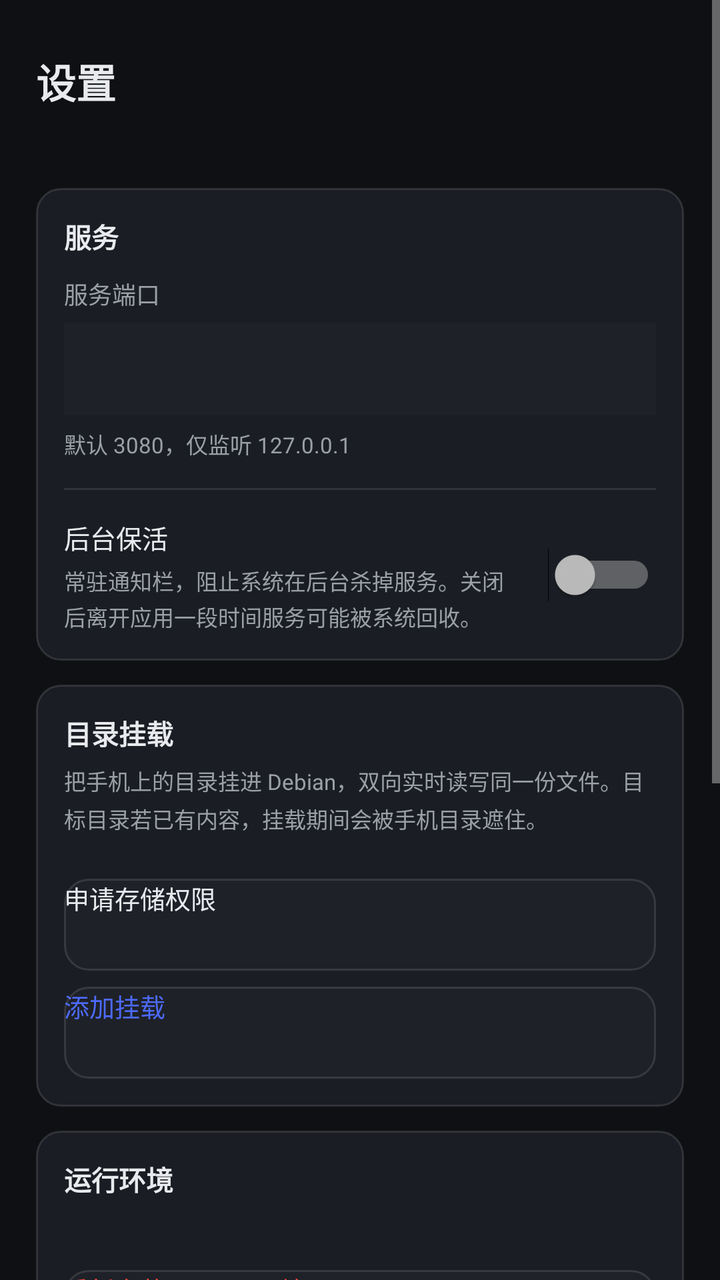
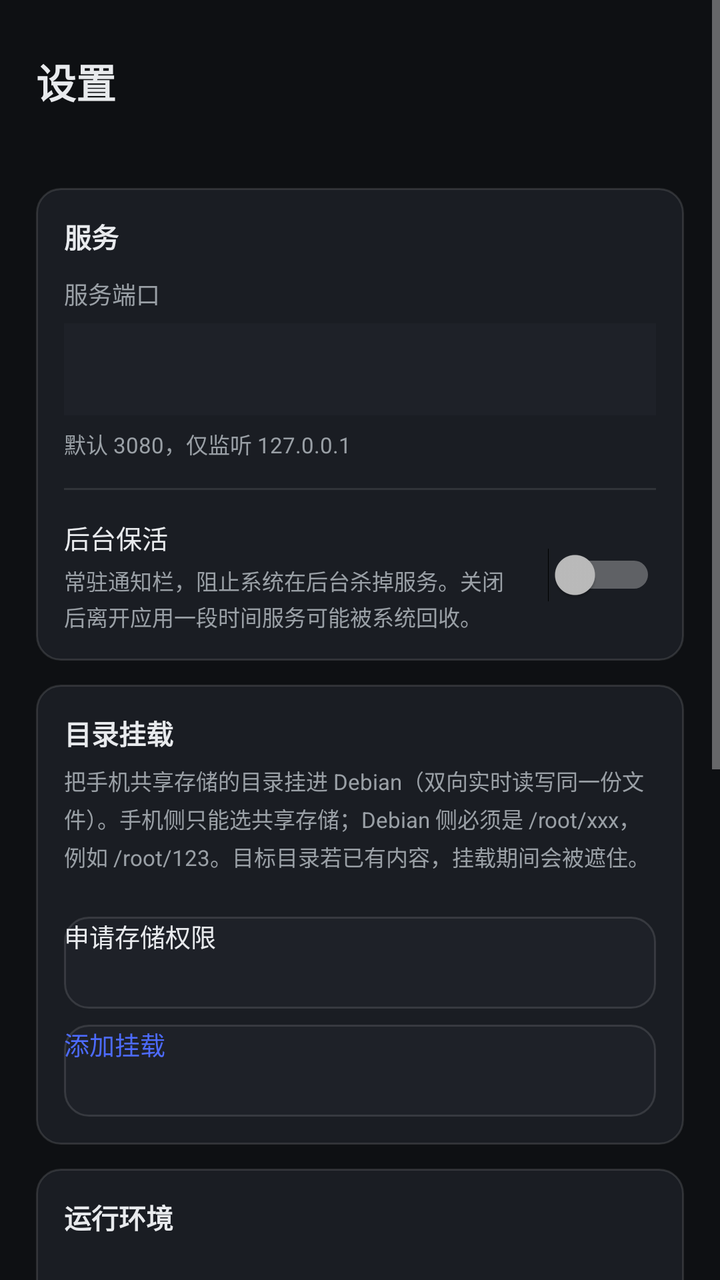

Screens rendered from an Android XML layout before and after an edit, with the pre-edit source and the edit as a unified diff.
<!-- AndroidManifest.xml: application theme AppTheme -->
<!-- res/layout/activity_settings.xml -->
<?xml version="1.0" encoding="utf-8"?>
<ScrollView xmlns:android="http://schemas.android.com/apk/res/android"
    android:layout_width="match_parent"
    android:layout_height="match_parent"
    android:background="@color/scrim"
    android:fillViewport="true">

    <LinearLayout
        android:layout_width="match_parent"
        android:layout_height="wrap_content"
        android:orientation="vertical"
        android:paddingStart="18dp"
        android:paddingEnd="18dp"
        android:paddingTop="26dp"
        android:paddingBottom="34dp">

        <TextView
            android:layout_width="wrap_content"
            android:layout_height="wrap_content"
            android:textSize="20sp"
            android:textStyle="bold"
            android:textColor="@color/bar_fg"
            android:text="@string/settings_title" />

        <TextView
            android:id="@+id/settingsSubtitle"
            android:layout_width="match_parent"
            android:layout_height="wrap_content"
            android:layout_marginTop="5dp"
            android:textSize="11.5sp"
            android:textColor="@color/bar_fg_dim" />

        
        <LinearLayout
            android:layout_width="match_parent"
            android:layout_height="wrap_content"
            android:orientation="vertical"
            android:layout_marginTop="18dp"
            android:padding="14dp"
            android:background="@drawable/bg_card">

            <TextView
                android:layout_width="wrap_content"
                android:layout_height="wrap_content"
                android:textSize="13.5sp"
                android:textStyle="bold"
                android:textColor="@color/bar_fg"
                android:text="@string/settings_section_service" />

            <TextView
                android:layout_width="match_parent"
                android:layout_height="wrap_content"
                android:layout_marginTop="10dp"
                android:textSize="12sp"
                android:textColor="@color/bar_fg_dim"
                android:text="@string/settings_port" />

            <EditText
                android:id="@+id/editPort"
                android:layout_width="match_parent"
                android:layout_height="46dp"
                android:layout_marginTop="6dp"
                android:background="@color/field_bg"
                android:paddingStart="12dp"
                android:paddingEnd="12dp"
                android:inputType="number"
                android:maxLength="5"
                android:textSize="14sp"
                android:textColor="@color/bar_fg"
                android:textColorHint="@color/bar_fg_dim" />

            <TextView
                android:layout_width="match_parent"
                android:layout_height="wrap_content"
                android:layout_marginTop="6dp"
                android:textSize="11sp"
                android:lineSpacingExtra="2dp"
                android:textColor="@color/bar_fg_dim"
                android:text="@string/settings_port_hint" />

            <View
                android:layout_width="match_parent"
                android:layout_height="1dp"
                android:layout_marginTop="14dp"
                android:background="#1AFFFFFF" />

            <LinearLayout
                android:layout_width="match_parent"
                android:layout_height="wrap_content"
                android:layout_marginTop="14dp"
                android:orientation="horizontal"
                android:gravity="center_vertical">

                <LinearLayout
                    android:layout_width="0dp"
                    android:layout_height="wrap_content"
                    android:layout_weight="1"
                    android:orientation="vertical">

                    <TextView
                        android:layout_width="wrap_content"
                        android:layout_height="wrap_content"
                        android:textSize="13sp"
                        android:textColor="@color/bar_fg"
                        android:text="@string/settings_keepalive" />

                    <TextView
                        android:layout_width="match_parent"
                        android:layout_height="wrap_content"
                        android:layout_marginTop="4dp"
                        android:textSize="11sp"
                        android:lineSpacingExtra="2dp"
                        android:textColor="@color/bar_fg_dim"
                        android:text="@string/settings_keepalive_note" />
                </LinearLayout>

                <Switch
                    android:id="@+id/switchKeepAlive"
                    android:layout_width="wrap_content"
                    android:layout_height="wrap_content"
                    android:layout_marginStart="12dp" />
            </LinearLayout>
        </LinearLayout>

        
        <LinearLayout
            android:layout_width="match_parent"
            android:layout_height="wrap_content"
            android:orientation="vertical"
            android:layout_marginTop="12dp"
            android:padding="14dp"
            android:background="@drawable/bg_card">

            <TextView
                android:layout_width="wrap_content"
                android:layout_height="wrap_content"
                android:textSize="13.5sp"
                android:textStyle="bold"
                android:textColor="@color/bar_fg"
                android:text="@string/settings_mounts" />

            <TextView
                android:layout_width="match_parent"
                android:layout_height="wrap_content"
                android:layout_marginTop="6dp"
                android:textSize="11sp"
                android:lineSpacingExtra="3dp"
                android:textColor="@color/bar_fg_dim"
                android:text="@string/settings_mounts_note" />

            <LinearLayout
                android:id="@+id/mountList"
                android:layout_width="match_parent"
                android:layout_height="wrap_content"
                android:layout_marginTop="10dp"
                android:orientation="vertical" />

            <Button
                android:id="@+id/btnGrantStorage"
                android:layout_width="match_parent"
                android:layout_height="46dp"
                android:layout_marginTop="12dp"
                android:textSize="12.5sp"
                android:textColor="@color/bar_fg"
                android:background="@drawable/bg_button"
                android:text="@string/settings_mount_grant" />

            <Button
                android:id="@+id/btnAddMount"
                android:layout_width="match_parent"
                android:layout_height="46dp"
                android:layout_marginTop="8dp"
                android:textSize="12.5sp"
                android:textColor="@color/accent"
                android:background="@drawable/bg_button"
                android:text="@string/settings_mount_add" />
        </LinearLayout>

        
        <LinearLayout
            android:layout_width="match_parent"
            android:layout_height="wrap_content"
            android:orientation="vertical"
            android:layout_marginTop="12dp"
            android:padding="14dp"
            android:background="@drawable/bg_card">

            <TextView
                android:layout_width="wrap_content"
                android:layout_height="wrap_content"
                android:textSize="13.5sp"
                android:textStyle="bold"
                android:textColor="@color/bar_fg"
                android:text="@string/settings_backend" />

            <TextView
                android:id="@+id/textRootfsInfo"
                android:layout_width="match_parent"
                android:layout_height="wrap_content"
                android:layout_marginTop="8dp"
                android:textSize="11.5sp"
                android:lineSpacingExtra="4dp"
                android:textColor="@color/bar_fg_dim" />

            <Button
                android:id="@+id/btnReinstall"
                android:layout_width="match_parent"
                android:layout_height="46dp"
                android:layout_marginTop="12dp"
                android:textSize="12.5sp"
                android:textColor="@color/err"
                android:background="@drawable/bg_button"
                android:text="@string/settings_reinstall" />

            <TextView
                android:layout_width="match_parent"
                android:layout_height="wrap_content"
                android:layout_marginTop="6dp"
                android:textSize="11sp"
                android:lineSpacingExtra="2dp"
                android:textColor="@color/bar_fg_dim"
                android:text="@string/settings_reinstall_note" />
        </LinearLayout>

        
        <LinearLayout
            android:layout_width="match_parent"
            android:layout_height="wrap_content"
            android:orientation="vertical"
            android:layout_marginTop="12dp"
            android:padding="14dp"
            android:background="@drawable/bg_card">

            <TextView
                android:layout_width="wrap_content"
                android:layout_height="wrap_content"
                android:textSize="13.5sp"
                android:textStyle="bold"
                android:textColor="@color/bar_fg"
                android:text="@string/settings_about" />

            <Button
                android:id="@+id/btnAbout"
                android:layout_width="match_parent"
                android:layout_height="46dp"
                android:layout_marginTop="10dp"
                android:textSize="12.5sp"
                android:textColor="@color/accent"
                android:background="@drawable/bg_button"
                android:text="@string/about_entry" />
        </LinearLayout>

        <Button
            android:id="@+id/btnSave"
            android:layout_width="match_parent"
            android:layout_height="50dp"
            android:layout_marginTop="20dp"
            android:textSize="14sp"
            android:textStyle="bold"
            android:textColor="@android:color/white"
            android:background="@drawable/bg_button_primary"
            android:text="@string/settings_save" />

        <Button
            android:id="@+id/btnReset"
            android:layout_width="match_parent"
            android:layout_height="46dp"
            android:layout_marginTop="10dp"
            android:textSize="13sp"
            android:textColor="@color/bar_fg_dim"
            android:background="@drawable/bg_button"
            android:text="@string/settings_reset" />

        <TextView
            android:id="@+id/textVersion"
            android:layout_width="match_parent"
            android:layout_height="wrap_content"
            android:layout_marginTop="20dp"
            android:gravity="center"
            android:textSize="11sp"
            android:lineSpacingExtra="3dp"
            android:textColor="@color/bar_fg_dim" />
    </LinearLayout>
</ScrollView>
<!-- resources referenced by this layout -->
<resources>
  <color name="accent">#FF4D6BFE</color>
  <color name="bar_fg">#FFE8EAED</color>
  <color name="bar_fg_dim">#FF9AA0A6</color>
  <color name="err">#FFFF453A</color>
  <color name="field_bg">#FF1E2128</color>
  <color name="scrim">#FF0E1013</color>
  <!-- drawable bg_button (drawable) -->
  <?xml version="1.0" encoding="utf-8"?>
  <selector xmlns:android="http://schemas.android.com/apk/res/android">
      <item android:state_pressed="true">
          <shape android:shape="rectangle">
              <solid android:color="#FF2A2F3A" />
              <corners android:radius="12dp" />
              <stroke android:width="1dp" android:color="#33FFFFFF" />
          </shape>
      </item>
      <item>
          <shape android:shape="rectangle">
              <solid android:color="#FF1E2128" />
              <corners android:radius="12dp" />
              <stroke android:width="1dp" android:color="#1FFFFFFF" />
          </shape>
      </item>
  </selector>
  <!-- drawable bg_button_primary (drawable) -->
  <?xml version="1.0" encoding="utf-8"?>
  <selector xmlns:android="http://schemas.android.com/apk/res/android">
      <item android:state_pressed="true">
          <shape android:shape="rectangle">
              <solid android:color="#FF3D57D6" />
              <corners android:radius="12dp" />
          </shape>
      </item>
      <item>
          <shape android:shape="rectangle">
              <solid android:color="@color/accent" />
              <corners android:radius="12dp" />
          </shape>
      </item>
  </selector>
  <!-- drawable bg_card (drawable) -->
  <?xml version="1.0" encoding="utf-8"?>
  <shape xmlns:android="http://schemas.android.com/apk/res/android" android:shape="rectangle">
      <solid android:color="#FF1A1D23" />
      <corners android:radius="12dp" />
      <stroke android:width="1dp" android:color="#1FFFFFFF" />
  </shape>
  <string name="about_entry">关于与开源协议</string>
  <string name="settings_about">关于与开源协议</string>
  <string name="settings_backend">运行环境</string>
  <string name="settings_keepalive">后台保活</string>
  <string name="settings_keepalive_note">常驻通知栏，阻止系统在后台杀掉服务。关闭后离开应用一段时间服务可能被系统回收。</string>
  <string name="settings_mount_add">添加挂载</string>
  <string name="settings_mount_grant">申请存储权限</string>
  <string name="settings_mounts">目录挂载</string>
  <string name="settings_mounts_note">把手机上的目录挂进 Debian，双向实时读写同一份文件。目标目录若已有内容，挂载期间会被手机目录遮住。</string>
  <string name="settings_port">服务端口</string>
  <string name="settings_port_hint">默认 3080，仅监听 127.0.0.1</string>
  <string name="settings_reinstall">重新安装 Debian 环境</string>
  <string name="settings_reinstall_note">删除已安装的根文件系统，下次启动会重新解压（约 1 分钟）。</string>
  <string name="settings_reset">恢复默认</string>
  <string name="settings_save">保存</string>
  <string name="settings_section_service">服务</string>
  <string name="settings_title">设置</string>
  <style name="AppTheme" parent="@android:style/Theme.Material.NoActionBar">
          <item name="android:windowBackground">@color/scrim</item>
          <item name="android:colorAccent">@color/accent</item>
          <item name="android:colorPrimary">@color/bar_bg</item>
          <item name="android:colorPrimaryDark">@color/scrim</item>
          <item name="android:statusBarColor">@color/bar_bg</item>
          <item name="android:navigationBarColor">@color/bar_bg</item>
          <item name="android:windowLightStatusBar">false</item>
      </style>
  <color name="bar_bg">#FF15171C</color>
</resources>

<!-- the commit's change to res/layout/activity_settings.xml (unified diff, before → after) -->
@@ -148,6 +148,18 @@
                 android:textColor="@color/bar_fg_dim"
                 android:text="@string/settings_mounts_note" />
 
+            <TextView
+                android:id="@+id/mountNotice"
+                android:layout_width="match_parent"
+                android:layout_height="wrap_content"
+                android:layout_marginTop="10dp"
+                android:padding="10dp"
+                android:background="@drawable/bg_card"
+                android:textSize="11.5sp"
+                android:lineSpacingExtra="3dp"
+                android:textColor="@color/warn"
+                android:visibility="gone" />
+
             <LinearLayout
                 android:id="@+id/mountList"
                 android:layout_width="match_parent"
<!-- resource entries referenced after the edit -->
@@ -6,6 +6,7 @@
   <color name="err">#FFFF453A</color>
   <color name="field_bg">#FF1E2128</color>
   <color name="scrim">#FF0E1013</color>
+  <color name="warn">#FFFFB020</color>
   <!-- drawable bg_button (drawable) -->
   <?xml version="1.0" encoding="utf-8"?>
   <selector xmlns:android="http://schemas.android.com/apk/res/android">
@@ -55,7 +56,7 @@
   <string name="settings_mount_add">添加挂载</string>
   <string name="settings_mount_grant">申请存储权限</string>
   <string name="settings_mounts">目录挂载</string>
-  <string name="settings_mounts_note">把手机上的目录挂进 Debian，双向实时读写同一份文件。目标目录若已有内容，挂载期间会被手机目录遮住。</string>
+  <string name="settings_mounts_note">把手机共享存储的目录挂进 Debian（双向实时读写同一份文件）。手机侧只能选共享存储；Debian 侧必须是 /root/xxx，例如 /root/123。目标目录若已有内容，挂载期间会被遮住。</string>
   <string name="settings_port">服务端口</string>
   <string name="settings_port_hint">默认 3080，仅监听 127.0.0.1</string>
   <string name="settings_reinstall">重新安装 Debian 环境</string>
